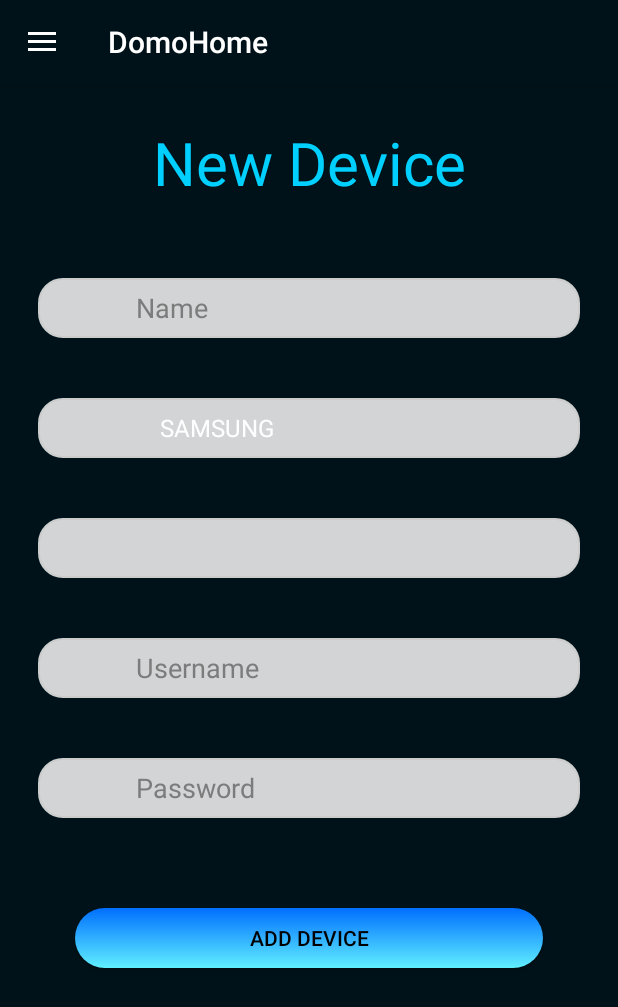
After one commit to fsalgon813/DomoHome, an Android app: the fragment AnyadirDispositivo placed in its activity, on a phone screen of 412 x 824 dp. The commit adds this screen. Shown: the top 1007 px of the screen. Run offline under Robolectric (Android 15) with nearby library versions, the phone set to English and light mode, and no system bars.

Commit message:
Cambios en la app de android

```diff
--- /dev/null
+++ b/DomoHome/app/src/main/java/com/iesmm/domohome/Vista/AnyadirDispositivo.java
@@ -0,0 +1,43 @@
+package com.iesmm.domohome.Vista;
+
+import android.os.Bundle;
+
+import androidx.annotation.NonNull;
+import androidx.annotation.Nullable;
+import androidx.fragment.app.Fragment;
+
+import android.view.LayoutInflater;
+import android.view.View;
+import android.view.ViewGroup;
+import android.widget.ArrayAdapter;
+import android.widget.Spinner;
+import android.widget.SpinnerAdapter;
+
+import com.iesmm.domohome.Modelo.DispositivoModel;
+import com.iesmm.domohome.R;
+
+public class AnyadirDispositivo extends Fragment {
+
+    Spinner spTipo;
+
+    @Override
+    public void onCreate(Bundle savedInstanceState) {
+        super.onCreate(savedInstanceState);
+    }
+
+    @Override
+    public View onCreateView(LayoutInflater inflater, ViewGroup container,
+                             Bundle savedInstanceState) {
+        return inflater.inflate(R.layout.fragment_anyadir_dispositivo, container, false);
+    }
+
+    @Override
+    public void onViewCreated(@NonNull View view, @Nullable Bundle savedInstanceState) {
+        super.onViewCreated(view, savedInstanceState);
+
+        spTipo = view.findViewById(R.id.spType);
+        spTipo.setSelection(-1);
+        spTipo.setAdapter(new ArrayAdapter<>(getContext(), android.R.layout.simple_list_item_1, DispositivoModel.Marca.values()));
+
+    }
+}
--- /dev/null
+++ b/DomoHome/app/src/main/res/layout/fragment_anyadir_dispositivo.xml
@@ -0,0 +1,109 @@
+<?xml version="1.0" encoding="utf-8"?>
+<FrameLayout xmlns:android="http://schemas.android.com/apk/res/android"
+    xmlns:tools="http://schemas.android.com/tools"
+    android:layout_width="match_parent"
+    android:layout_height="match_parent"
+    android:background="#001219"
+    tools:context=".Vista.AnyadirDispositivo">
+
+    <LinearLayout
+        android:layout_width="match_parent"
+        android:layout_height="match_parent"
+        android:orientation="vertical">
+
+        <TextView
+            android:id="@+id/tvNuevoDispositivo"
+            android:layout_width="match_parent"
+            android:layout_height="wrap_content"
+            android:gravity="center"
+            android:text="@string/new_device"
+            android:textColor="#00D0FF"
+            android:textSize="40sp"
+            android:layout_marginTop="25dp"/>
+
+        <EditText
+            android:id="@+id/etName"
+            android:layout_width="match_parent"
+            android:layout_height="40dp"
+            android:paddingStart="65dp"
+            android:textColor="#000000"
+            android:hint="@string/name"
+            android:textColorHint="#7C7C7C"
+            android:textSize="18sp"
+            android:background="@drawable/et_redondeado"
+            android:paddingHorizontal="6dp"
+            android:layout_marginHorizontal="25dp"
+            android:layout_marginTop="50dp"
+            android:singleLine="true"/>
+
+        <Spinner
+            android:id="@+id/spType"
+            android:layout_width="match_parent"
+            android:layout_height="40dp"
+            android:paddingStart="65dp"
+            android:prompt="@string/type"
+            android:textSize="18sp"
+            android:background="@drawable/et_redondeado"
+            android:paddingHorizontal="6dp"
+            android:layout_marginHorizontal="25dp"
+            android:layout_marginTop="40dp"
+            android:textColor="#000000"/>
+
+        <Spinner
+            android:id="@+id/spMarca"
+            android:layout_width="match_parent"
+            android:layout_height="40dp"
+            android:paddingStart="65dp"
+            android:textColor="#000000"
+            android:hint="@string/brand"
+            android:textColorHint="#7C7C7C"
+            android:textSize="18sp"
+            android:background="@drawable/et_redondeado"
+            android:paddingHorizontal="6dp"
+            android:layout_marginHorizontal="25dp"
+            android:layout_marginTop="40dp"/>
+
+        <EditText
+            android:id="@+id/etUsername"
+            android:layout_width="match_parent"
+            android:layout_height="40dp"
+            android:paddingStart="65dp"
+            android:textColor="#000000"
+            android:hint="@string/username"
+            android:textColorHint="#7C7C7C"
+            android:textSize="18sp"
+            android:background="@drawable/et_redondeado"
+            android:paddingHorizontal="6dp"
+            android:layout_marginHorizontal="25dp"
+            android:layout_marginTop="40dp"
+            android:singleLine="true"/>
+
+        <EditText
+            android:id="@+id/etPasswd"
+            android:layout_width="match_parent"
+            android:layout_height="40dp"
+            android:paddingStart="65dp"
+            android:textColor="#000000"
+            android:hint="@string/password"
+            android:textColorHint="#7C7C7C"
+            android:textSize="18sp"
+            android:background="@drawable/et_redondeado"
+            android:paddingHorizontal="6dp"
+            android:layout_marginHorizontal="25dp"
+            android:layout_marginTop="40dp"
+            android:singleLine="true"/>
+
+        <Button
+            android:id="@+id/btnAnyadeDispositivo"
+            android:layout_width="match_parent"
+            android:layout_height="40dp"
+            android:background="@drawable/btn_redondeado"
+            android:layout_marginHorizontal="50dp"
+            android:layout_marginTop="60dp"
+            android:layout_marginBottom="60dp"
+            android:text="@string/add_device"
+            android:textColor="@color/black"/>
+
+    </LinearLayout>
+
+</FrameLayout>
--- a/DomoHome/app/src/main/res/layout/fragment_dispositivos_inteligentes.xml
+++ b/DomoHome/app/src/main/res/layout/fragment_dispositivos_inteligentes.xml
@@ -5,7 +5,6 @@
     android:layout_height="match_parent"
     android:background="#001219"
     tools:context=".Vista.DispositivosInteligentes"
-
     android:id="@+id/dispositivosInteligentes">
 
     <LinearLayout
--- a/DomoHome/app/src/main/res/values/strings.xml
+++ b/DomoHome/app/src/main/res/values/strings.xml
@@ -3,6 +3,7 @@
     <string name="username">Username</string>
     <string name="password">Password</string>
     <string name="name">Name</string>
+    <string name="type">Type</string>
     <string name="login">Login</string>
     <string name="register">Register</string>
     <string name="home">Home</string>
@@ -21,4 +22,8 @@
     <string name="error_login">Incorrect username or password</string>
     <string name="error_register">The username is used</string>
     <string name="add_device">Add Device</string>
+    <string name="bulb_on">Light bulb turned on correctly</string>
+    <string name="bulb_off">Light bulb turned off correctly</string>
+    <string name="new_device">New Device</string>
+    <string name="brand">Brand</string>
 </resources>
```
Also changed, not shown: DomoHome/app/src/main/java/com/iesmm/domohome/Controlador/AdaptadorDispositivos.java (+61 -10 lines), DomoHome/app/src/main/java/com/iesmm/domohome/Controlador/AdaptadorTipos.java (added, +24 -0 lines), DomoHome/app/src/main/java/com/iesmm/domohome/Modelo/DispositivoModel.java (+67 -8 lines), DomoHome/app/src/main/java/com/iesmm/domohome/Vista/DispositivosInteligentes.java (+23 -2 lines), DomoHome/app/src/main/res/layout/item_dispositivo.xml (+18 -4 lines), 71 other files.
